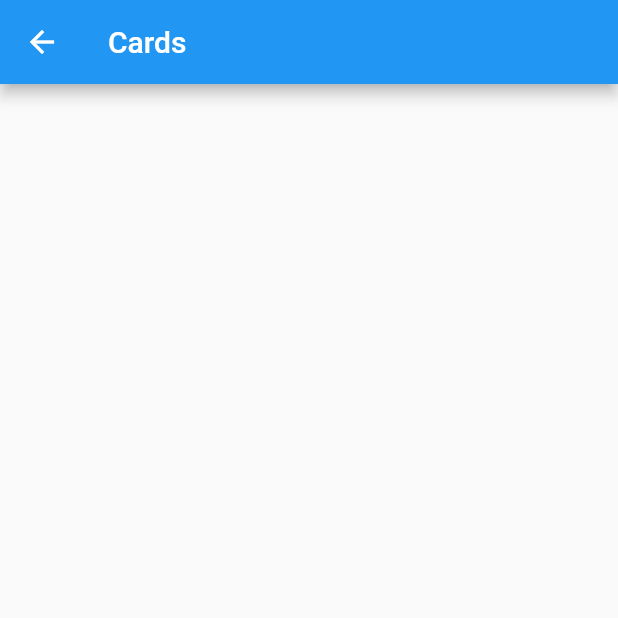
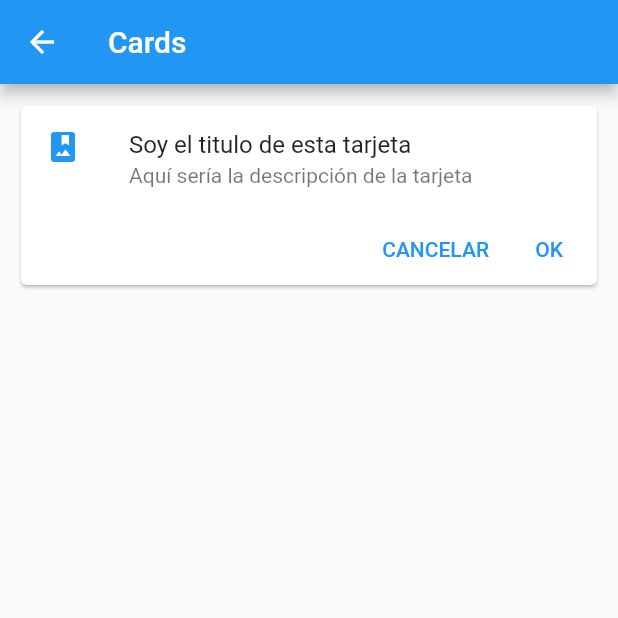
Before and after one commit to Ramseths/flutter_components, a Flutter app: the CardPage screen opened by its route, on a phone screen of 412 x 824 dp, the top half of it. Run offline on Flutter 3.47's test engine with Material 2 defaults, Android fonts, the phone set to English and light mode, and no system bars.

Commit message:
Creando el card 1

```diff
--- a/lib/src/pages/card_page.dart
+++ b/lib/src/pages/card_page.dart
@@ -8,6 +8,39 @@ class CardPage extends StatelessWidget {
       appBar: AppBar(
         title: Text('Cards'),
       ),
+      body: ListView(
+        padding: EdgeInsets.all(10.0),
+        children: <Widget>[
+          _cardTipo1(),
+        ],
+      ),
+    );
+  }
+
+  Widget _cardTipo1() {
+    return Card(
+      child: Column(
+        children: [
+          ListTile(
+            leading: Icon(Icons.photo_album, color: Colors.blue),
+            title: Text('Soy el titulo de esta tarjeta'),
+            subtitle: Text('Aquí sería la descripción de la tarjeta'),
+          ),
+          Row(
+            mainAxisAlignment: MainAxisAlignment.end,
+            children: [
+              TextButton(
+                child: Text('CANCELAR'),
+                onPressed: (){},
+              ),
+              TextButton(
+                child: Text('OK'),
+                onPressed: (){},
+              )
+            ],
+          )
+        ],
+      ),
     );
   }
 }
```
